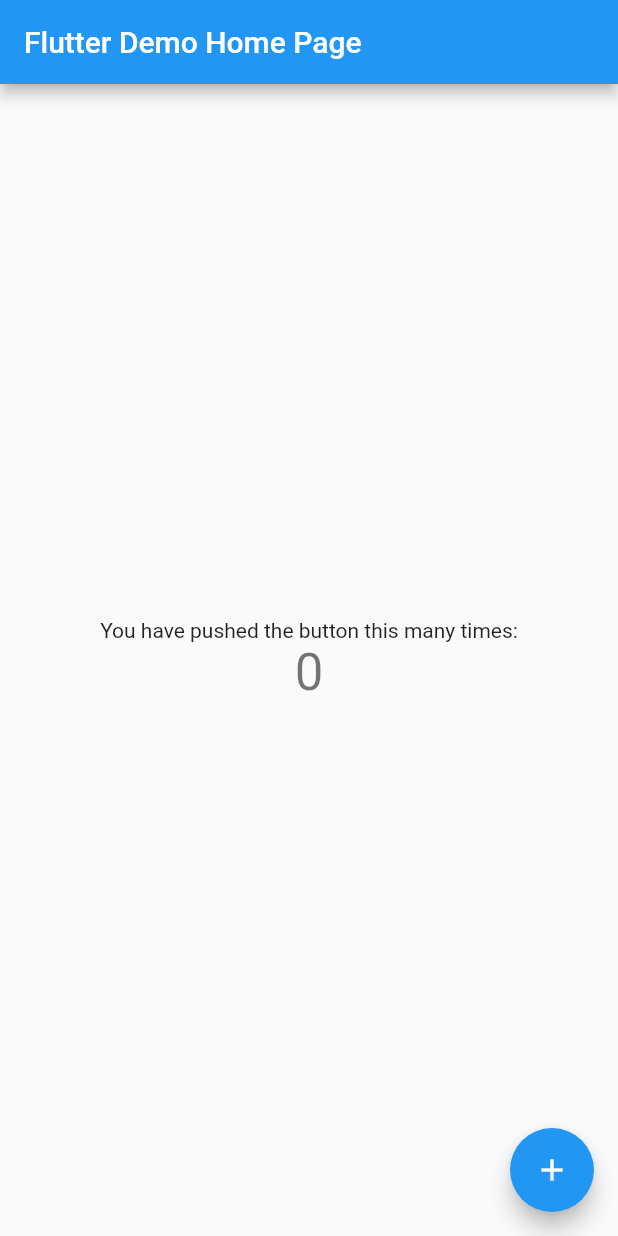
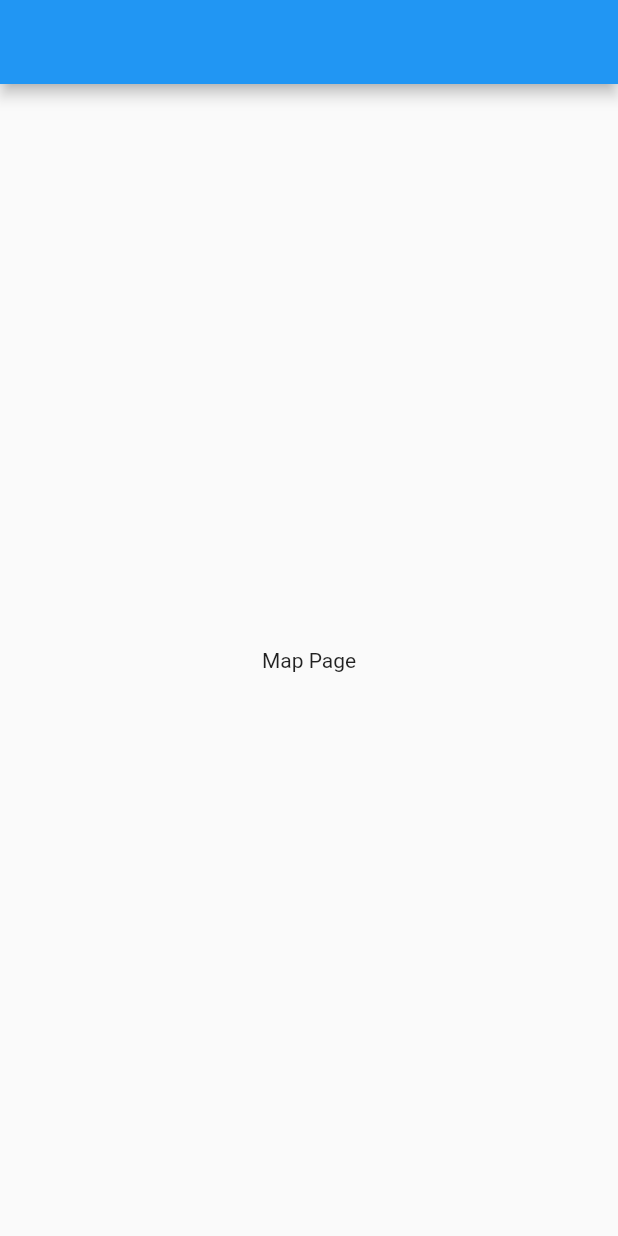
Before and after one commit to Emanuelguantay/map_app, a Flutter app: the screen it shows after launch, on a phone screen of 412 x 824 dp. Run offline on Flutter 3.47's test engine with Material 2 defaults, Android fonts, the phone set to English and light mode, and no system bars; our stand-ins replace google_maps_flutter.

Commit message:
:fire: MapPage

```diff
--- a/lib/main.dart
+++ b/lib/main.dart
@@ -1,5 +1,6 @@
 import 'package:flutter/material.dart';
 import 'package:maps_app/src/ui/screen/home_page.dart';
+import 'package:maps_app/src/ui/screen/map_page.dart';
 
 void main() {
   runApp(MyApp());
@@ -23,7 +24,7 @@ class MyApp extends StatelessWidget {
         // is not restarted.
         primarySwatch: Colors.blue,
       ),
-      home: HomePage(title: 'Flutter Demo Home Page'),
+      home: MapPage(),
     );
   }
 }
--- /dev/null
+++ b/lib/src/ui/screen/map_page.dart
@@ -0,0 +1,24 @@
+import 'package:flutter/material.dart';
+import 'package:google_maps_flutter/google_maps_flutter.dart';
+
+class MapPage extends StatefulWidget {
+  MapPage({Key? key}) : super(key: key);
+
+  @override
+  _MapPageState createState() => _MapPageState();
+}
+
+class _MapPageState extends State<MapPage> {
+  @override
+  Widget build(BuildContext context) {
+    return Scaffold(
+      appBar: AppBar(),
+      body: Container(
+        alignment: Alignment.center,
+        child: Text(
+          "Map Page"
+        ),
+      ),
+    );
+  }
+}
--- a/pubspec.yaml
+++ b/pubspec.yaml
@@ -28,6 +28,9 @@ dependencies:
   # The following adds the Cupertino Icons font to your application.
   # Use with the CupertinoIcons class for iOS style icons.
   cupertino_icons: ^1.0.2
+  dio: ^4.0.0
+  google_maps_flutter: ^2.0.8
+  flutter_polyline_points: ^1.0.0
 
 dev_dependencies:
   flutter_test:
```
Also changed, not shown: pubspec.lock, 2 other files.
